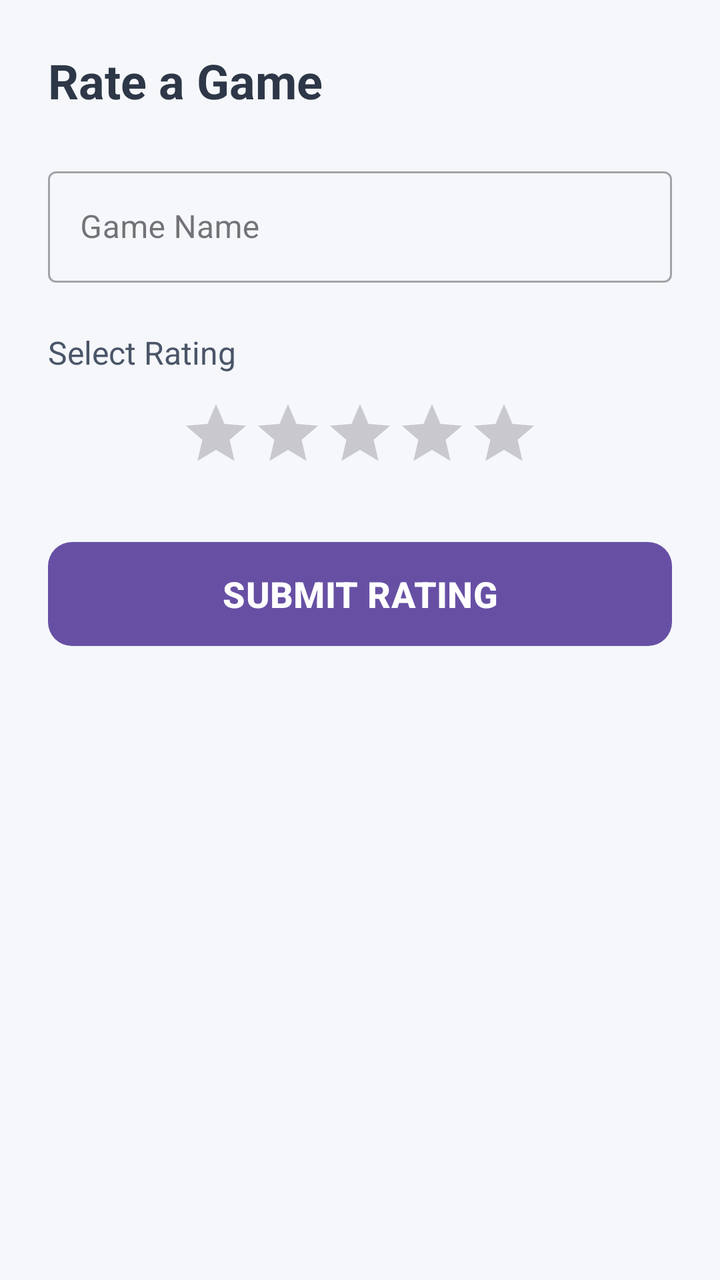
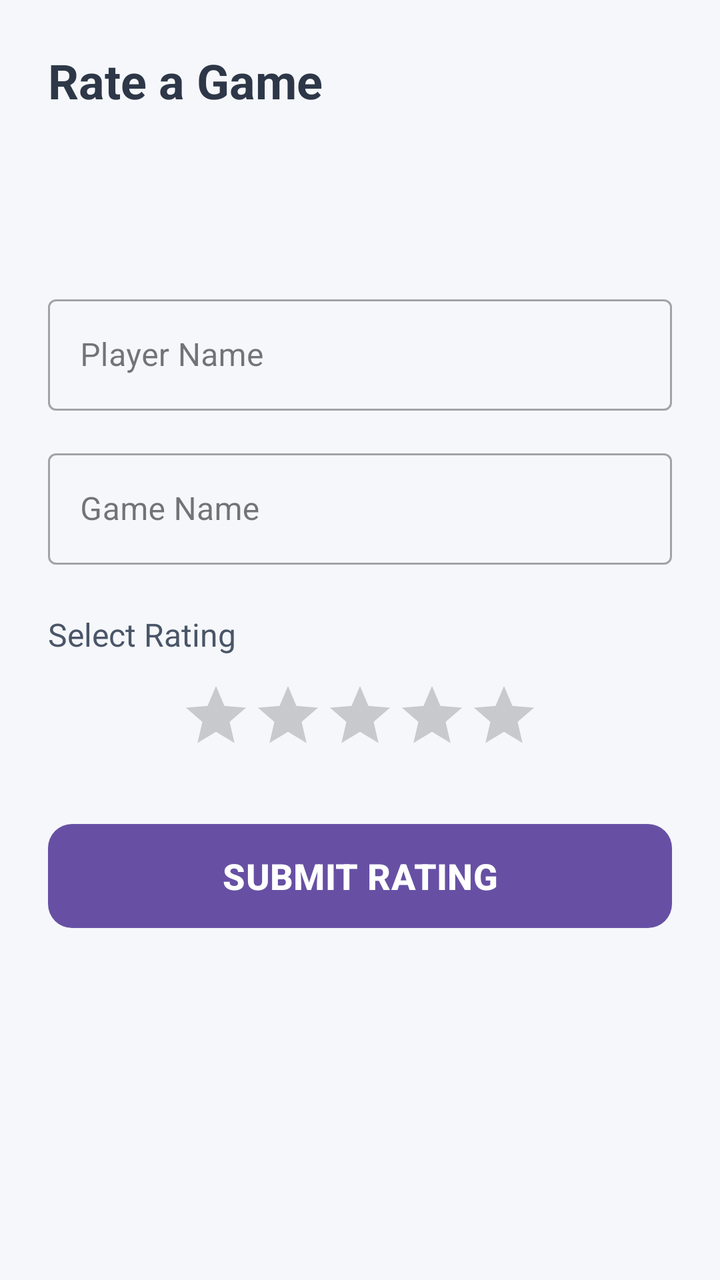

Two renders of the same Android screen: before a commit and after it. Below are the layout's source before the change and the commit's diff.
<!-- AndroidManifest.xml: application theme Theme.MyApplication -->
<!-- res/layout/activity_rate.xml -->
<?xml version="1.0" encoding="utf-8"?>
<LinearLayout xmlns:android="http://schemas.android.com/apk/res/android"
    xmlns:app="http://schemas.android.com/apk/res-auto"
    android:layout_width="match_parent"
    android:layout_height="match_parent"
    android:orientation="vertical"
    android:padding="24dp"
    android:background="#F5F7FA">

    <TextView
        android:layout_width="wrap_content"
        android:layout_height="wrap_content"
        android:text="Rate a Game"
        android:textSize="24sp"
        android:textStyle="bold"
        android:textColor="#2D3748"
        android:layout_marginBottom="24dp"/>

    <com.google.android.material.textfield.TextInputLayout
        android:layout_width="match_parent"
        android:layout_height="wrap_content"
        android:hint="Game Name"
        style="@style/Widget.MaterialComponents.TextInputLayout.OutlinedBox"
        android:layout_marginBottom="24dp">
        <com.google.android.material.textfield.TextInputEditText
            android:id="@+id/et_game_name"
            android:layout_width="match_parent"
            android:layout_height="wrap_content"/>
    </com.google.android.material.textfield.TextInputLayout>

    <TextView
        android:layout_width="wrap_content"
        android:layout_height="wrap_content"
        android:text="Select Rating"
        android:textSize="16sp"
        android:textColor="#4A5568"
        android:layout_marginBottom="12dp"/>

    <RatingBar
        android:id="@+id/rating_bar"
        android:layout_width="wrap_content"
        android:layout_height="wrap_content"
        android:numStars="5"
        android:stepSize="1.0"
        android:layout_gravity="center_horizontal"
        android:layout_marginBottom="32dp"
        style="?android:attr/ratingBarStyleIndicator"
        android:isIndicator="false"/>

    <com.google.android.material.button.MaterialButton
        android:id="@+id/btn_submit_rate"
        android:layout_width="match_parent"
        android:layout_height="60dp"
        android:text="SUBMIT RATING"
        app:cornerRadius="12dp"
        android:textSize="18sp"
        android:textStyle="bold"/>

    <ProgressBar
        android:id="@+id/progress_bar"
        android:layout_width="wrap_content"
        android:layout_height="wrap_content"
        android:layout_gravity="center"
        android:layout_marginTop="24dp"
        android:visibility="gone"/>

</LinearLayout>
<!-- resources referenced by this layout -->
<resources>
  <style name="Theme.MyApplication" parent="Base.Theme.MyApplication" />
  <style name="Base.Theme.MyApplication" parent="Theme.Material3.DayNight.NoActionBar">
          
          
      </style>
</resources>

<!-- the commit's change to res/layout/activity_rate.xml (unified diff, before → after) -->
@@ -15,6 +15,19 @@
         android:textStyle="bold"
         android:textColor="#2D3748"
         android:layout_marginBottom="24dp"/>
+
+    <com.google.android.material.textfield.TextInputLayout
+        android:layout_width="match_parent"
+        android:layout_height="wrap_content"
+        android:hint="Player Name"
+        style="@style/Widget.MaterialComponents.TextInputLayout.OutlinedBox"
+        android:layout_marginTop="64dp"
+        android:layout_marginBottom="16dp">
+        <com.google.android.material.textfield.TextInputEditText
+            android:id="@+id/et_player_name"
+            android:layout_width="match_parent"
+            android:layout_height="wrap_content"/>
+    </com.google.android.material.textfield.TextInputLayout>
 
     <com.google.android.material.textfield.TextInputLayout
         android:layout_width="match_parent"
